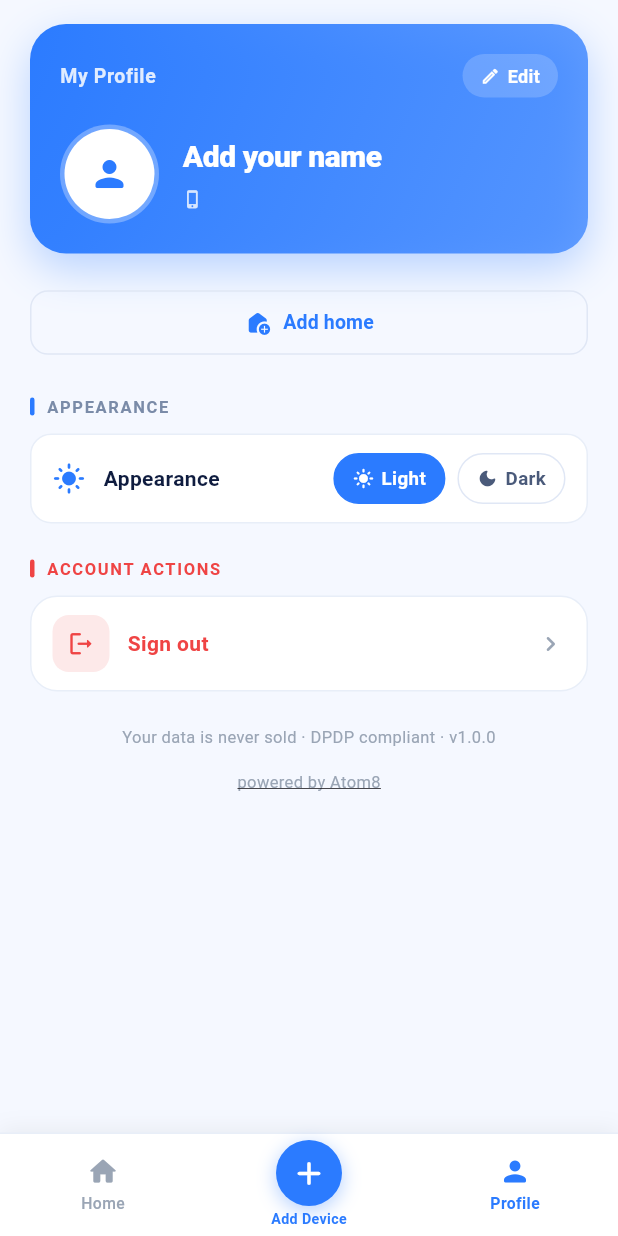
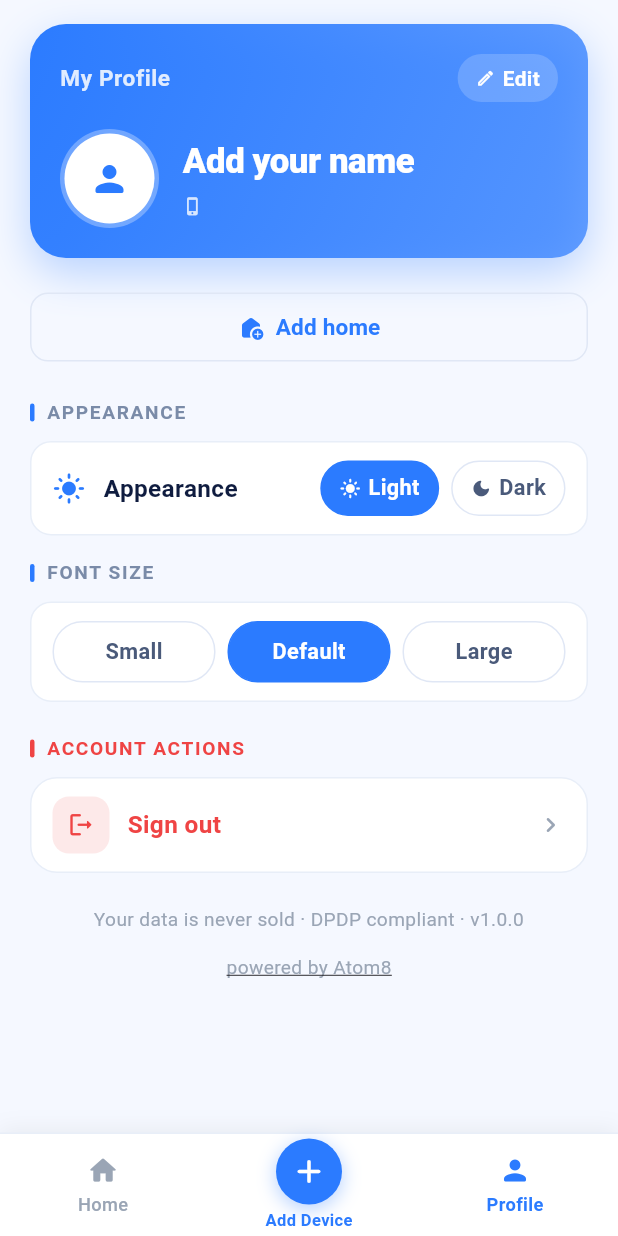
Before and after one commit to zhini-co-in/ZhiniApp, a Flutter app: the MainShell screen opened directly with empty values, item 3 of the bottom bar chosen, on a phone screen of 412 x 824 dp. Run offline on Flutter 3.47's test engine with Material 3 defaults, Android fonts, the phone set to English and light mode, and no system bars; our stand-ins replace after_layout, camera, country_code_picker, device_info_plus, firebase_auth, firebase_core and 9 more; missing offline and left inert: country_flags, fuzzywuzzy, google_mlkit_text_recognition, in_app_update, pretty_json, prompt_dialog and 1 more; accounts and stored records are empty; network calls fail.

Commit message:
UI changes

```diff
--- a/lib/main.dart
+++ b/lib/main.dart
@@ -12,9 +12,14 @@ import 'theme/theme_controller.dart';
 import 'update_service.dart';
 import 'theme/app_theme.dart';
 import 'package:flutter/rendering.dart';
+import 'theme/text_scale_controller.dart';
+import 'package:flutter/services.dart';
 
 void main() async {
   WidgetsFlutterBinding.ensureInitialized();
+    await SystemChrome.setPreferredOrientations([
+    DeviceOrientation.portraitUp,
+  ]);
   await Firebase.initializeApp(
     options: DefaultFirebaseOptions.currentPlatform,
   );
@@ -56,8 +61,6 @@ void main() async {
       WidgetsBinding.instance.reassembleApplication();
     });
   });
-
-  runApp(const MyApp());
 
   runApp(const MyApp());
   UpdateService.checkForUpdate();
@@ -108,6 +111,19 @@ class MyApp extends StatelessWidget {
             brightness: isDark ? Brightness.dark : Brightness.light,
             scaffoldBackgroundColor: AppColors.scaffoldBg,
           ),
+                    builder: (context, child) {
+            return ValueListenableBuilder<FontSizeOption>(
+              valueListenable: TextScaleController.notifier,
+              builder: (context, option, _) {
+                return MediaQuery(
+                  data: MediaQuery.of(context).copyWith(
+                    textScaler: TextScaler.linear(TextScaleController.scaleOf(option)),
+                  ),
+                  child: child!,
+                );
+              },
+            );
+          },
           home: SplashScreen(),
         );
       },
--- a/lib/main_shell.dart
+++ b/lib/main_shell.dart
@@ -228,6 +228,12 @@ Widget _buildBottomNavBar() {
     ),
         child: SafeArea(
       top: false,
+      child: MediaQuery(
+        data: MediaQuery.of(context).copyWith(
+          textScaler: TextScaler.linear(
+            MediaQuery.of(context).textScaler.scale(1.0).clamp(1.0, 1.16),
+          ),
+        ),
         child: SizedBox(
           height: 68,
           child: Row(
@@ -241,6 +247,7 @@ Widget _buildBottomNavBar() {
                 _navItem(icon: Icons.build_rounded, label: 'Services', slot: _Slot.service),
               _navItem(icon: Icons.person_rounded, label: 'Profile', slot: _Slot.profile),
             ],
+          ),
         ),
       ),
     ),
--- a/lib/profile_tab.dart
+++ b/lib/profile_tab.dart
@@ -36,6 +36,7 @@ import 'services/device_id_service.dart';
 import 'dart:io';
 import 'widgets/theme_mode_toggle.dart';
 import 'utils/warranty_utils.dart';
+import 'theme/text_scale_controller.dart';
 
 // Optional, backend-fed extras. Leave null/default until you have a real
 // source for them — the UI degrades gracefully either way.
@@ -660,7 +661,6 @@ class _ProfileTabState extends State<ProfileTab> {
       builder: (context, box, _) {
         final allHomes = box.values.map((h) => h.toMap()).toList();
         final homes = _registeredHomes(allHomes); // Default home excluded from display
-        final totalDevices = _totalDevices(box.values.toList());
         // Skip-flow users have no registered home yet — trimmed view.
         final hasHome = homes.isNotEmpty;
 
@@ -699,10 +699,14 @@ class _ProfileTabState extends State<ProfileTab> {
                                   color: AppColors.primary, fontSize: 13, fontWeight: FontWeight.w600)),
                         ),
                       ),
-                      const SizedBox(height: 24),
+                                            const SizedBox(height: 24),
                       _sectionHeader(AppStrings.appearance),
                       const SizedBox(height: 10),
                       const ThemeModeToggle(),
+                      const SizedBox(height: 16),
+                      _sectionHeader('FONT SIZE'),
+                      const SizedBox(height: 10),
+                      _buildFontSizeSelector(),
                       const SizedBox(height: 22),
                       _sectionHeader(AppStrings.accountActions, color: AppColors.danger),
                       const SizedBox(height: 10),
@@ -717,14 +721,8 @@ class _ProfileTabState extends State<ProfileTab> {
                       ]),
                     ] else ...[
                       // ============= FULL PROFILE — real home exists =============
-                      const SizedBox(height: 22),
-                      _buildStatsRow(totalDevices),
-                      const SizedBox(height: 24),
+                                                                  const SizedBox(height: 22),
                       _buildHouseholdSection(homes),
-                      const SizedBox(height: 24),
-                      _sectionHeader(AppStrings.myProtectionPlan),
-                      const SizedBox(height: 10),
-                      _buildProtectionPlan(),
                       const SizedBox(height: 24),
                       _sectionHeader(AppStrings.myHomes),
                       const SizedBox(height: 10),
@@ -747,9 +745,18 @@ class _ProfileTabState extends State<ProfileTab> {
                       ),
                       const SizedBox(height: 24),
 
-                      _sectionHeader(AppStrings.appearance),
+                                            _sectionHeader(AppStrings.appearance),
                       const SizedBox(height: 10),
                       const ThemeModeToggle(),
+                      const SizedBox(height: 16),
+                      _sectionHeader('FONT SIZE'),
+                      const SizedBox(height: 10),
+                                            _buildFontSizeSelector(),
+                      const SizedBox(height: 24),
+
+                      _sectionHeader(AppStrings.myProtectionPlan),
+                      const SizedBox(height: 10),
+                      _buildProtectionPlan(),
                       const SizedBox(height: 24),
 
                       _sectionHeader(AppStrings.myStuff),
@@ -1630,6 +1637,54 @@ class _ProfileTabState extends State<ProfileTab> {
       ],
     );
   }
+    Widget _buildFontSizeSelector() {
+    return ValueListenableBuilder<FontSizeOption>(
+      valueListenable: TextScaleController.notifier,
+      builder: (context, selected, _) {
+        Widget chip(String label, FontSizeOption option) {
+          final isSel = selected == option;
+          return Expanded(
+            child: GestureDetector(
+              onTap: isSel ? null : () => TextScaleController.set(option),
+              child: Container(
+                alignment: Alignment.center,
+                padding: const EdgeInsets.symmetric(vertical: 9),
+                decoration: BoxDecoration(
+                  color: isSel ? AppColors.primary : Colors.transparent,
+                  borderRadius: BorderRadius.circular(20),
+                  border: Border.all(
+                    color: isSel ? AppColors.primary : AppColors.borderMuted,
+                  ),
+                ),
+                child: Text(
+                  label,
+                  style: TextStyle(
+                    fontSize: 12.5,
+                    fontWeight: FontWeight.w600,
+                    color: isSel ? AppColors.onPrimary : AppColors.textSecondary,
+                  ),
+                ),
+              ),
+            ),
+          );
+        }
+
+        return Container(
+          padding: const EdgeInsets.symmetric(horizontal: 14, vertical: 12),
+          decoration: AppDecor.flatCard(radius: 14),
+          child: Row(
+            children: [
+              chip('Small', FontSizeOption.small),
+              const SizedBox(width: 8),
+              chip('Default', FontSizeOption.normal),
+              const SizedBox(width: 8),
+              chip('Large', FontSizeOption.large),
+            ],
+          ),
+        );
+      },
+    );
+  }
 
   Widget _chipLabel(String text) {
     return Container(
--- a/lib/scan_tab.dart
+++ b/lib/scan_tab.dart
@@ -18,6 +18,7 @@ import 'package:geolocator/geolocator.dart';
 import 'widgets/scan_shutter_button.dart';
 import 'widgets/zhini_thinking_view.dart';
 import 'widgets/warranty_badge.dart';
+import 'package:flutter/services.dart';
 
 class ScanTab extends StatefulWidget {
   final String mobileNumber;
@@ -131,6 +132,7 @@ class _ScanTabState extends State<ScanTab> {
         enableAudio: false,
       );
       await _cameraController!.initialize();
+      await _cameraController!.lockCaptureOrientation(DeviceOrientation.portraitUp);
       if (!mounted) return;
       setState(() => _isCameraReady = true);
 
@@ -725,7 +727,18 @@ void _startLiveCountdown() {
   Widget _buildCameraView() {
     return Stack(
       children: [
-        Positioned.fill(child: CameraPreview(_cameraController!)),
+                Positioned.fill(
+          child: ClipRect(
+            child: FittedBox(
+              fit: BoxFit.cover,
+              child: SizedBox(
+                width: _cameraController!.value.previewSize!.height,
+                height: _cameraController!.value.previewSize!.width,
+                child: CameraPreview(_cameraController!),
+              ),
+            ),
+          ),
+        ),
 
         // Top bar
         Positioned(
--- /dev/null
+++ b/lib/theme/text_scale_controller.dart
@@ -0,0 +1,22 @@
+import 'package:flutter/foundation.dart';
+
+enum FontSizeOption { small, normal, large }
+
+class TextScaleController {
+  // Always Default la start aagum
+  static final ValueNotifier<FontSizeOption> notifier =
+      ValueNotifier(FontSizeOption.normal);
+
+  static double scaleOf(FontSizeOption o) {
+    switch (o) {
+      case FontSizeOption.small:
+        return 1.0;
+      case FontSizeOption.normal:
+        return 1.16;
+      case FontSizeOption.large:
+        return 1.3;
+    }
+  }
+
+  static void set(FontSizeOption o) => notifier.value = o;
+}
--- a/lib/widgets/theme_mode_toggle.dart
+++ b/lib/widgets/theme_mode_toggle.dart
@@ -20,8 +20,12 @@ class ThemeModeToggle extends StatelessWidget {
               Icon(isDark ? Icons.dark_mode_rounded : Icons.light_mode_rounded,
                   color: AppColors.primary, size: 22),
               const SizedBox(width: 12),
-              const Expanded(
-                child: Text('Appearance', style: AppText.cardTitle),
+                            const Expanded(
+                child: FittedBox(
+                  fit: BoxFit.scaleDown,
+                  alignment: Alignment.centerLeft,
+                  child: Text('Appearance', style: AppText.cardTitle, maxLines: 1),
+                ),
               ),
               _chip('Light', Icons.light_mode_rounded, !isDark, () => ThemeController.setDark(false)),
               const SizedBox(width: 8),
```
Also changed, not shown: 1 other file. Lines whose indentation alone changed are shown as unchanged.
